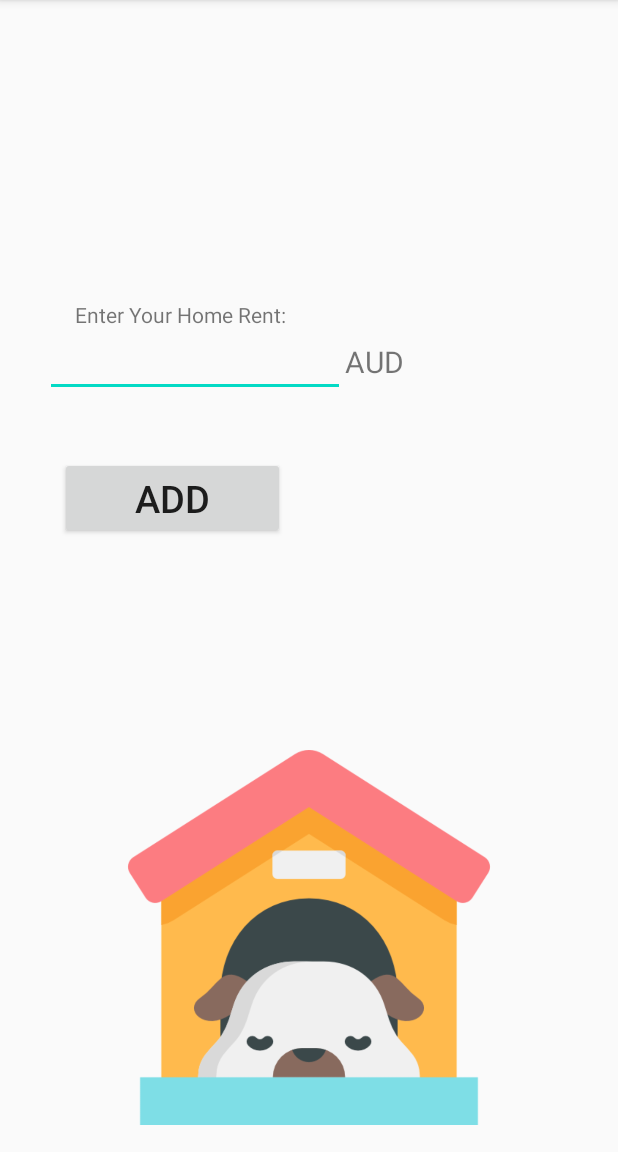
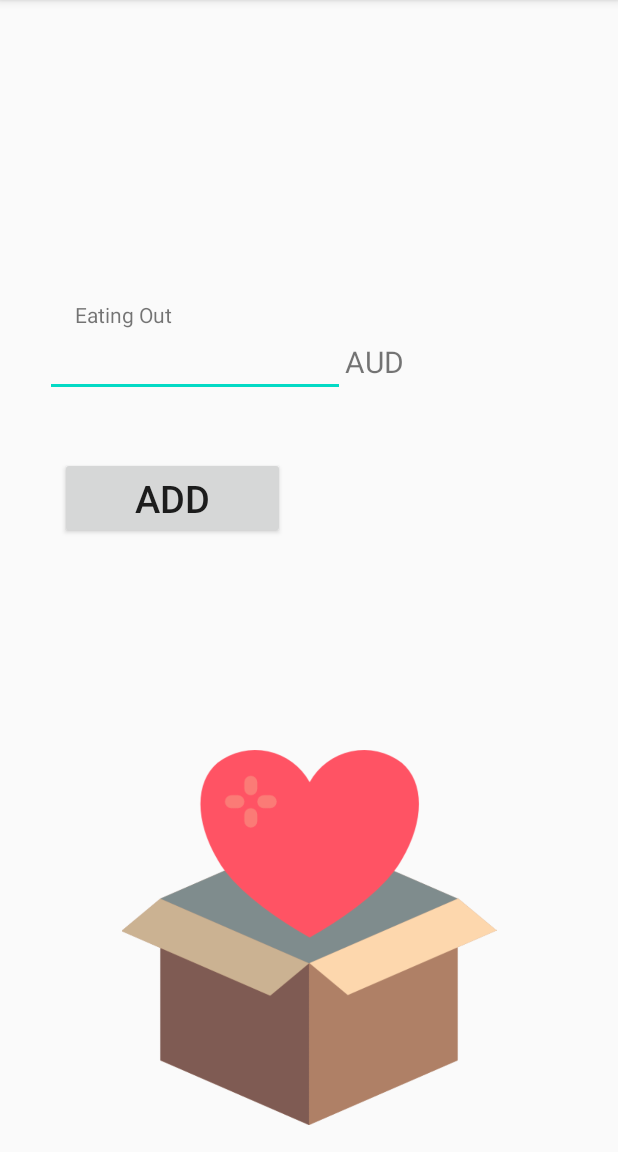
Before and after one commit to Shrutika432/ExpenseManager1, an Android app: the screen it shows after launch (second), after a tap on "Eating Out", on a phone screen of 412 x 824 dp, the part 84-1236 px from its top. Run offline under Robolectric (Android 15) with nearby library versions, the light colour scheme and no system bars.

Commit message:
fully done

```diff
--- a/app/src/main/java/com/example/expensemanager/MainActivity.kt
+++ b/app/src/main/java/com/example/expensemanager/MainActivity.kt
@@ -15,7 +15,7 @@ class MainActivity : AppCompatActivity() {
     override fun onCreate(savedInstanceState: Bundle?) {
         super.onCreate(savedInstanceState)
         setContentView(R.layout.activity_main)
-        var categories = listOf<Category>(Category("Home Rent", R.drawable.home),Category("Eating Out", R.drawable.home),Category("Travel", R.drawable.home),Category("Shopping", R.drawable.home))
+        var categories = listOf<Category>(Category("Home Rent", R.drawable.home),Category("Eating Out", R.drawable.donate),Category("Travel", R.drawable.followup),Category("Shopping", R.drawable.event_image))
         var categoriesName = categories.map { category -> category.name }
         LvExpense.adapter= ArrayAdapter(this,android.R.layout.simple_list_item_1,categoriesName)
 
--- a/app/src/main/java/com/example/expensemanager/second.kt
+++ b/app/src/main/java/com/example/expensemanager/second.kt
@@ -12,9 +12,10 @@ class second : AppCompatActivity() {
     override fun onCreate(savedInstanceState: Bundle?) {
         super.onCreate(savedInstanceState)
         setContentView(R.layout.activity_second)
-//        val category:Category = (Category) intent.getSerializableExtra("category")
+        val category:Category =  intent.getSerializableExtra("category") as Category
 
-//        tvCatName.text = category.
+        tvCatName.text = category.name
+        imageView.setImageResource(category.imageId)
         btnAdd.setOnClickListener {
             val expense:Double = et.text.toString().toDouble()
             Log.d("TOTALE", expense.toString())
```
Also changed, not shown: app/src/main/res/drawable-v24/donate.png (added), app/src/main/res/drawable-v24/event_image.png (added), app/src/main/res/drawable-v24/followup.png (added).
